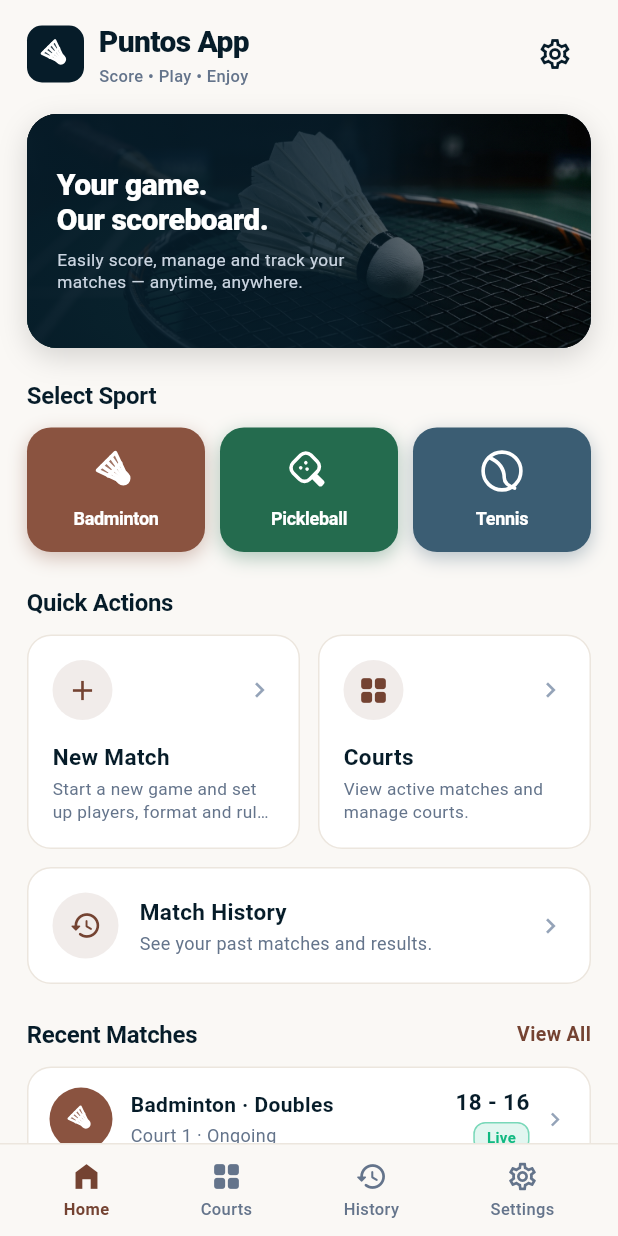
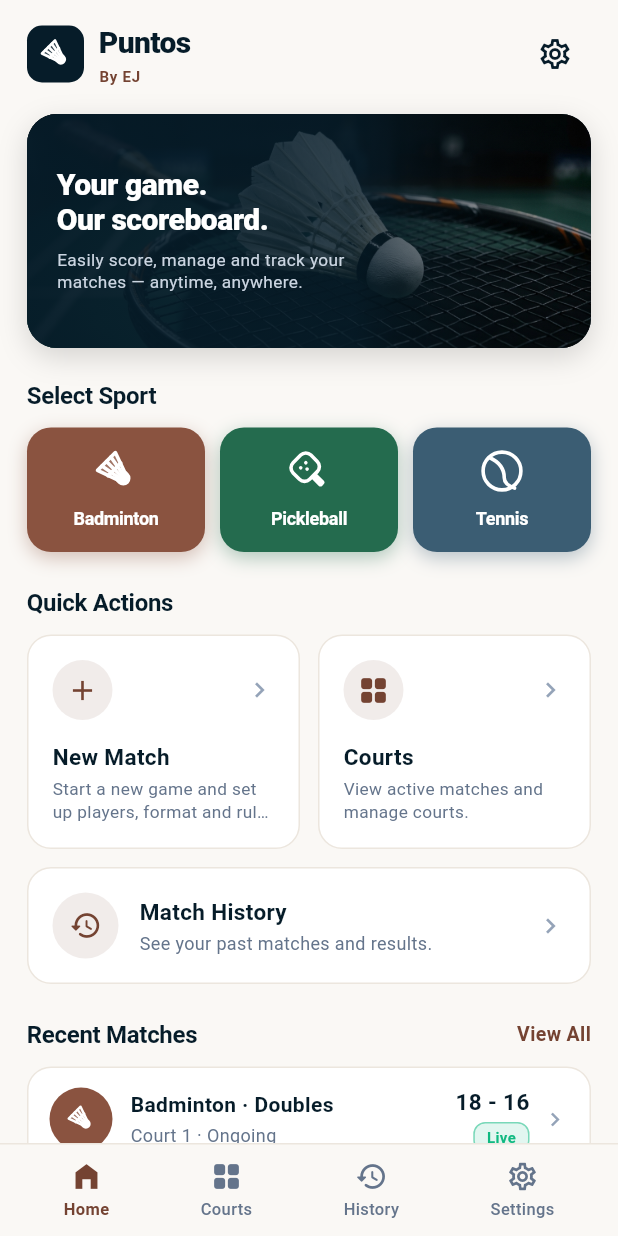
Before and after one commit to ejbperez/puntos-app, a Flutter app: the screen it shows after launch, on a phone screen of 412 x 824 dp. Run offline on Flutter 3.47's test engine with Material 3 defaults, Android fonts, the phone set to English and light mode, and no system bars; our stand-ins replace hive_ce, hive_ce_flutter; accounts and stored records are empty.

Commit message:
Update Puntos branding

```diff
--- a/codemagic.yaml
+++ b/codemagic.yaml
@@ -1,6 +1,6 @@
 workflows:
   android-release:
-    name: Puntos App Android Release
+    name: Puntos Android Release
     instance_type: linux_x2
     max_build_duration: 60
     environment:
@@ -21,7 +21,7 @@ workflows:
       - build/app/outputs/flutter-apk/*.apk
 
   ios-release:
-    name: Puntos App iOS Release
+    name: Puntos iOS Release
     instance_type: mac_mini_m2
     max_build_duration: 60
     environment:
--- a/lib/app.dart
+++ b/lib/app.dart
@@ -25,7 +25,7 @@ class _PuntosAppState extends State<PuntosApp> {
   @override
   Widget build(BuildContext context) {
     return MaterialApp(
-      title: 'Puntos App',
+      title: 'Puntos',
       debugShowCheckedModeBanner: false,
       theme: AppTheme.lightTheme,
       darkTheme: AppTheme.darkTheme,
--- a/lib/screens/home_screen.dart
+++ b/lib/screens/home_screen.dart
@@ -112,7 +112,7 @@ class HomeScreen extends StatelessWidget {
               crossAxisAlignment: CrossAxisAlignment.start,
               children: [
                 Text(
-                  'Puntos App',
+                  'Puntos',
                   style: TextStyle(
                     fontSize: 20,
                     fontWeight: FontWeight.w800,
@@ -121,11 +121,12 @@ class HomeScreen extends StatelessWidget {
                   ),
                 ),
                 Text(
-                  'Score • Play • Enjoy',
+                  'By EJ',
                   style: TextStyle(
-                    fontSize: 11,
-                    fontWeight: FontWeight.w500,
-                    color: AppColors.textSecondaryDark,
+                    fontSize: 10,
+                    fontWeight: FontWeight.w700,
+                    letterSpacing: 0.5,
+                    color: AppColors.primaryBrown,
                   ),
                 ),
               ],
```
Also changed, not shown: 5 other files.
